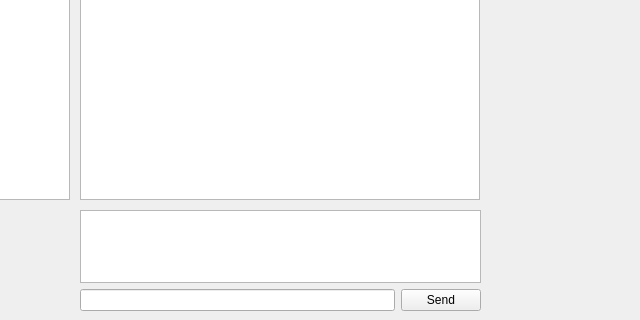
Above: Qt_UI/MainMenu/gameWithAlice.ui from Phucyro/PawnHub before the change; both pictures show x 560 to 1200 and y 280 to 600 of the 1200 by 600 pixel window. Below: the same form after it.
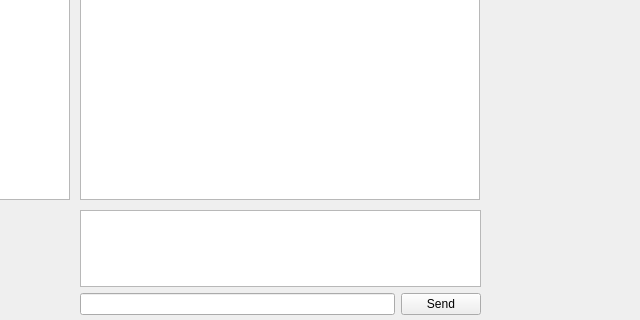
That is the form after the change. Icons and pictures are not drawn.

What changed in the file:
```diff
--- a/Qt_UI/MainMenu/gameWithAlice.ui
+++ b/Qt_UI/MainMenu/gameWithAlice.ui
@@ -277,7 +277,7 @@
      <x>640</x>
      <y>490</y>
      <width>401</width>
-     <height>101</height>
+     <height>105</height>
     </rect>
    </property>
    <layout class="QVBoxLayout" name="verticalLayout">
```
Left out of the diff: 2 changed lines with no effect on the pictures.
